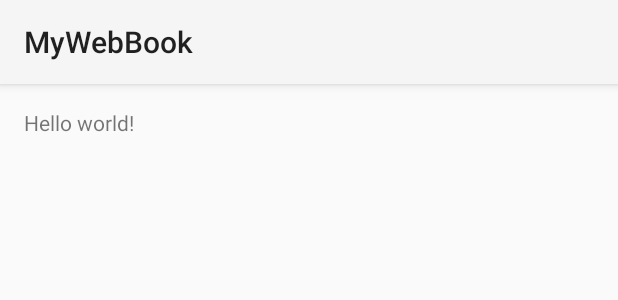
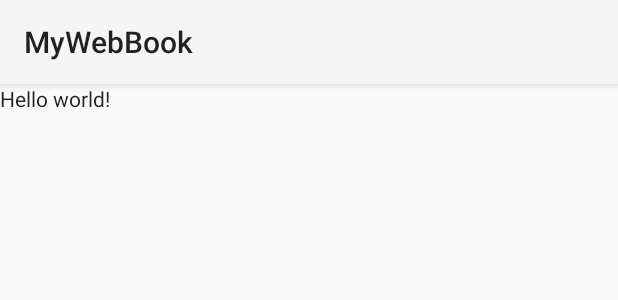
Before and after one commit to lksinny/MyWebBook, an Android app: the layout activity_main.xml on its own in the app's theme, with its tools: preview values and no code run, on a phone screen of 412 x 824 dp. Shown: the top 300 px of the screen. Run offline under Robolectric (Android 15) with nearby library versions, the phone set to English and light mode, and no system bars.

Commit message:
WebBook First Commit_150725

```diff
--- a/app/src/main/res/layout/activity_main.xml
+++ b/app/src/main/res/layout/activity_main.xml
@@ -1,16 +1,10 @@
-<RelativeLayout xmlns:android="http://schemas.android.com/apk/res/android"
-                xmlns:tools="http://schemas.android.com/tools"
-                android:layout_width="match_parent"
-                android:layout_height="match_parent"
-                android:paddingLeft="@dimen/activity_horizontal_margin"
-                android:paddingRight="@dimen/activity_horizontal_margin"
-                android:paddingTop="@dimen/activity_vertical_margin"
-                android:paddingBottom="@dimen/activity_vertical_margin"
-                tools:context=".MainActivity">
+<?xml version="1.0" encoding="utf-8"?>
+<LinearLayout xmlns:android="http://schemas.android.com/apk/res/android"
+              android:orientation="vertical"
+              android:layout_width="match_parent"
+              android:layout_height="match_parent" android:weightSum="1">
 
-  <TextView
-      android:text="@string/hello_world"
-      android:layout_width="wrap_content"
-      android:layout_height="wrap_content"/>
-
-</RelativeLayout>
+  <CheckedTextView android:text="@string/hello_world" android:layout_width="120dp"
+            android:layout_height="wrap_content" android:id="@+id/textView1"
+            android:layout_weight="0.07" android:autoText="false"/>
+</LinearLayout>
```
Also changed, not shown: 1 other file.
